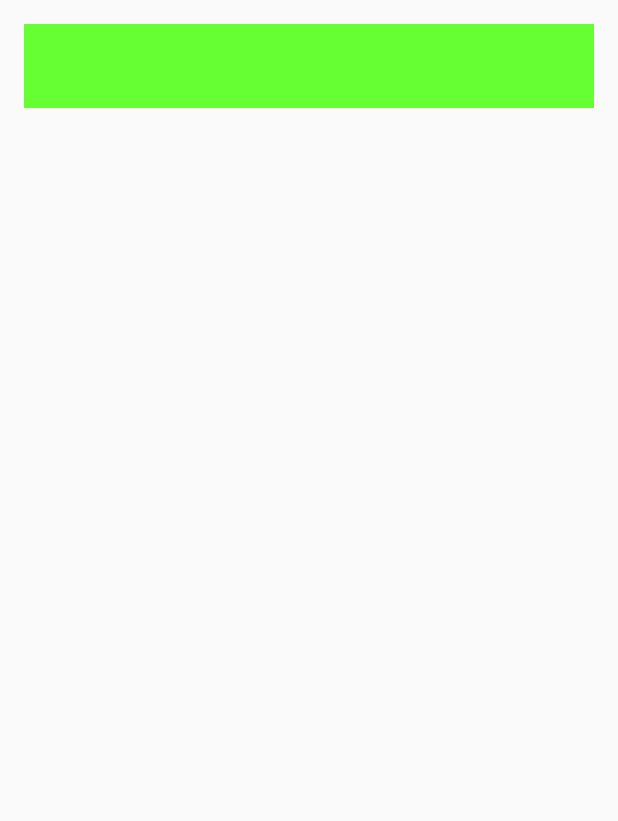
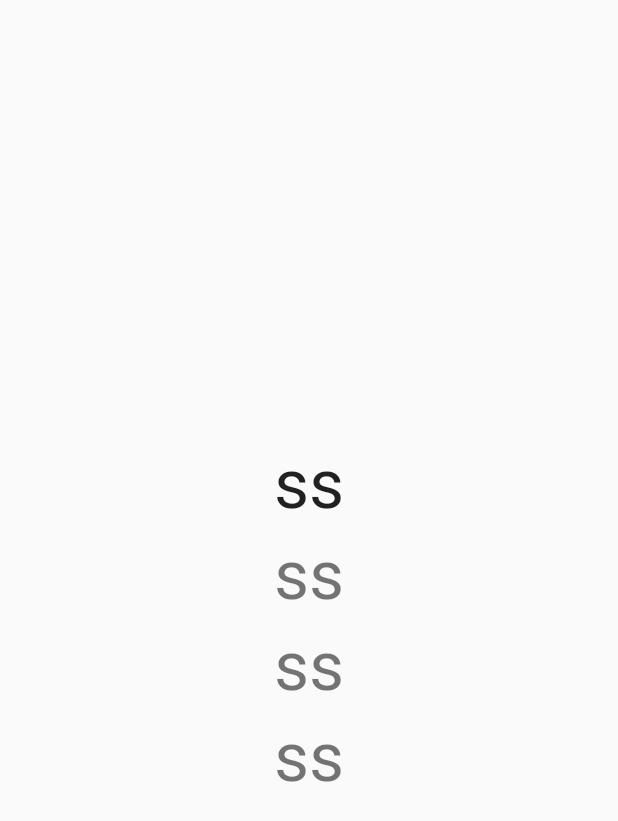
Before and after one commit to k00na/TheBetterWeatherApp, an Android app: the CityData screen opened directly, with no data from a screen before it, on a phone screen of 412 x 824 dp. Shown: the top 821 px of the screen. Run offline under Robolectric (Android 15) with nearby library versions, the phone set to English and light mode, and no system bars; 4 statements that could not run were skipped.

Commit message:
Data between activites is flowing well

```diff
--- a/app/src/main/java/com/example/k00na_/thebetterweatherapp/Activities/CityData.java
+++ b/app/src/main/java/com/example/k00na_/thebetterweatherapp/Activities/CityData.java
@@ -1,39 +1,64 @@
 package com.example.k00na_.thebetterweatherapp.Activities;
 
+import android.content.Intent;
 import android.support.v7.app.AppCompatActivity;
 import android.os.Bundle;
+import android.support.v7.widget.Toolbar;
 import android.view.Menu;
 import android.view.MenuItem;
+import android.widget.TextView;
 
+import com.example.k00na_.thebetterweatherapp.MainActivity;
+import com.example.k00na_.thebetterweatherapp.Model.WeatherData;
 import com.example.k00na_.thebetterweatherapp.R;
 
+import java.util.ArrayList;
+import java.util.List;
+
 public class CityData extends AppCompatActivity {
+
+    private List<WeatherData> mWeatherDataList = new ArrayList<WeatherData>();
+    private TextView cityName;
+    private TextView description;
+    private TextView temperature;
+    private TextView humidity;
 
     @Override
     protected void onCreate(Bundle savedInstanceState) {
         super.onCreate(savedInstanceState);
         setContentView(R.layout.activity_city_data);
+
+
+
+
+        cityName = (TextView)findViewById(R.id.cityName);
+        temperature = (TextView)findViewById(R.id.temperature);
+        humidity = (TextView)findViewById(R.id.humidity);
+        description = (TextView)findViewById(R.id.description);
+
+        Intent i = getIntent();
+        String[] data = i.getStringArrayExtra("dataArray");
+
+        cityName.setText(data[0]);
+        temperature.setText(data[1]);
+        humidity.setText(data[2]);
+        description.setText(data[3]);
+
+/*
+        mWeatherDataList = MainActivity.getWeatherDataList();
+        WeatherData wd = mWeatherDataList.get(position);
+
+        cityName.setText(wd.getCityName());
+        temperature.setText(wd.getTemp() + " degrees");
+        humidity.setText(wd.getHumidty());
+        description.setText(wd.getDescription());
+
+*/
+
+
+
+
     }
 
-    @Override
-    public boolean onCreateOptionsMenu(Menu menu) {
-        // Inflate the menu; this adds items to the action bar if it is present.
-        getMenuInflater().inflate(R.menu.menu_city_data, menu);
-        return true;
-    }
 
-    @Override
-    public boolean onOptionsItemSelected(MenuItem item) {
-        // Handle action bar item clicks here. The action bar will
-        // automatically handle clicks on the Home/Up button, so long
-        // as you specify a parent activity in AndroidManifest.xml.
-        int id = item.getItemId();
-
-        //noinspection SimplifiableIfStatement
-        if (id == R.id.action_settings) {
-            return true;
-        }
-
-        return super.onOptionsItemSelected(item);
-    }
 }
--- a/app/src/main/res/layout/activity_add_city.xml
+++ b/app/src/main/res/layout/activity_add_city.xml
@@ -3,6 +3,7 @@
                 android:layout_width="match_parent"
                 android:layout_height="match_parent"
                 android:orientation="vertical"
+              style="@style/AppTheme"
                 tools:context="com.example.k00na_.thebetterweatherapp.Activities.AddCity">
 
     <android.support.v7.widget.Toolbar
--- a/app/src/main/res/layout/activity_city_data.xml
+++ b/app/src/main/res/layout/activity_city_data.xml
@@ -1,23 +1,44 @@
-<RelativeLayout xmlns:android="http://schemas.android.com/apk/res/android"
+<LinearLayout xmlns:android="http://schemas.android.com/apk/res/android"
                 xmlns:tools="http://schemas.android.com/tools"
                 android:layout_width="match_parent"
                 android:layout_height="match_parent"
-                android:paddingLeft="@dimen/activity_horizontal_margin"
-                android:paddingRight="@dimen/activity_horizontal_margin"
-                android:paddingTop="@dimen/activity_vertical_margin"
-                android:paddingBottom="@dimen/activity_vertical_margin"
+                android:orientation="vertical"
+              android:gravity="center"
+
+              style="@style/AppTheme"
                 tools:context="com.example.k00na_.thebetterweatherapp.Activities.CityData">
 
+
+
     <TextView
-        android:text="@string/hello_world"
+        android:textSize="45sp"
+        android:id="@+id/cityName"
+        android:text="ss"
+        android:layout_width="wrap_content"
+        android:layout_height="wrap_content"
+        android:textAppearance="?android:textAppearanceLarge"/>
+
+    <TextView
+        android:textSize="45sp"
+        android:text="ss"
+        android:id="@+id/temperature"
         android:layout_width="wrap_content"
         android:layout_height="wrap_content"/>
 
-    <android.support.v7.widget.Toolbar
-        android:layout_width="match_parent"
-        android:layout_height="wrap_content"
-        android:id="@+id/toolbarXMLidCityData"
-        style="@style/MyCustomToolbarSTyle"
-        ></android.support.v7.widget.Toolbar>
+    <TextView
+        android:textSize="45sp"
+        android:text="ss"
+        android:id="@+id/humidity"
+        android:layout_width="wrap_content"
+        android:layout_height="wrap_content"/>
 
-</RelativeLayout>
+    <TextView
+        android:textSize="45sp"
+        android:text="ss"
+        android:id="@+id/description"
+        android:layout_width="wrap_content"
+        android:layout_height="wrap_content"/>
+
+
+
+</LinearLayout>
--- a/app/src/main/res/layout/activity_main.xml
+++ b/app/src/main/res/layout/activity_main.xml
@@ -16,12 +16,14 @@
         android:textAppearance="?android:textAppearanceLarge"
         android:id="@+id/dataOrNotTextView"
 
+
         />
 
 
 
 
     <android.support.v7.widget.RecyclerView
+        android:layout_marginTop="45dp"
         android:layout_width="match_parent"
         android:layout_height="wrap_content"
         android:id="@+id/recyclerViewID"
--- a/app/src/main/res/values/strings.xml
+++ b/app/src/main/res/values/strings.xml
@@ -8,4 +8,5 @@
     <string name="noData">There is not data to be presented. Please add cities by pressing the button downbellow...</string>
     <string name="addACity">Add a new city</string>
     <string name="addcitybuttontext">Submit</string>
+    <string name="listOfCities">List Of Cities:</string>
 </resources>
--- a/app/src/main/res/values/styles.xml
+++ b/app/src/main/res/values/styles.xml
@@ -1,8 +1,11 @@
 <resources>
 
     <!-- Base application theme. -->
-    <style name="AppTheme" parent="Theme.AppCompat.Light.NoActionBar">
+    <style name="AppTheme" parent="Theme.AppCompat.Light.NoActionBar" >
         <!-- Customize your theme here. -->
+
+        <item name="android:windowActionBar">false</item>
+
     </style>
 
     <style name="MyCustomToolbarSTyle" parent="AppTheme">
```
Also changed, not shown: app/src/main/java/com/example/k00na_/thebetterweatherapp/Activities/AddCity.java (+13 -0 lines), app/src/main/java/com/example/k00na_/thebetterweatherapp/MainActivity.java (+92 -8 lines), app/src/main/java/com/example/k00na_/thebetterweatherapp/Model/WeatherData.java (+14 -2 lines), app/src/main/res/layout/row_data.xml (+8 -3 lines).
